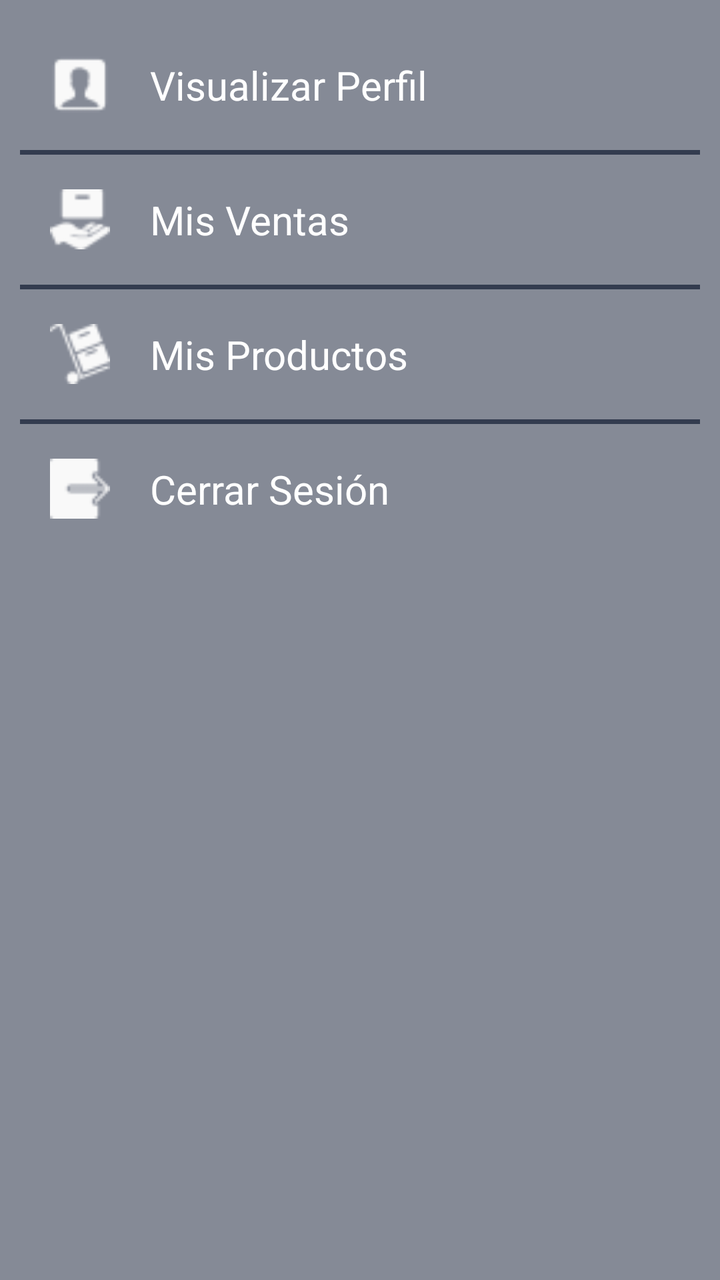
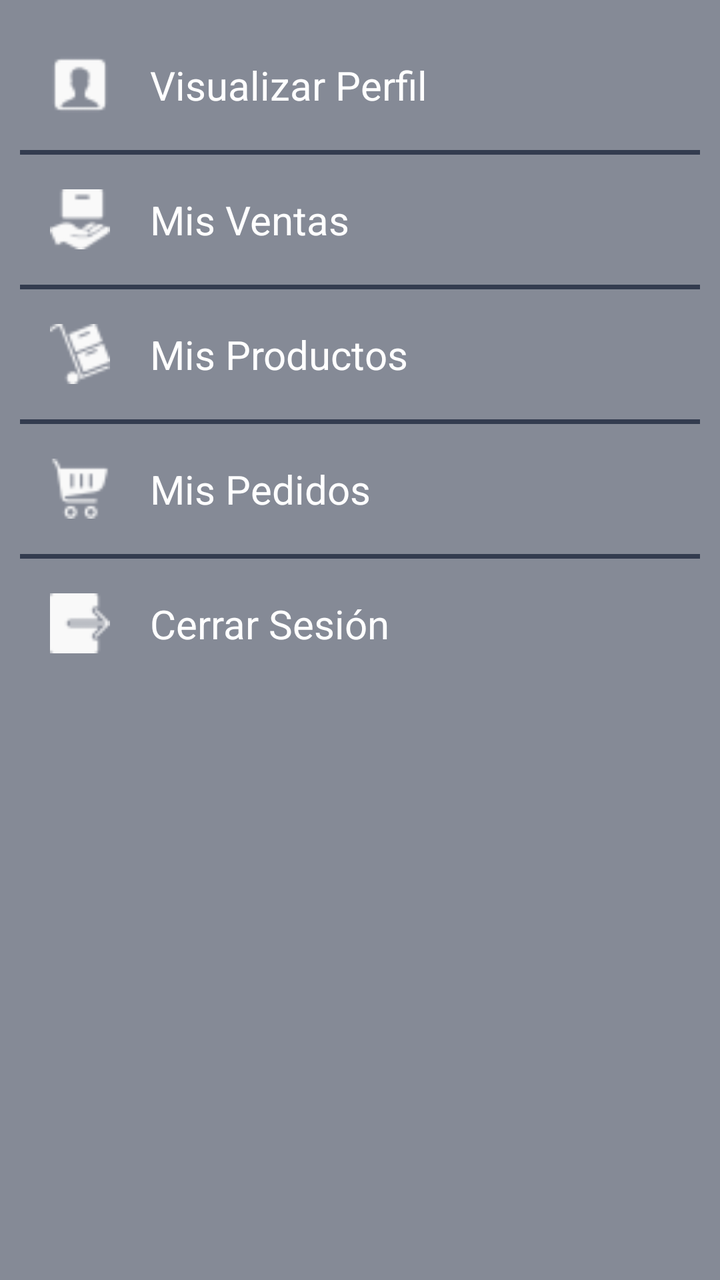

Before-and-after screenshots of an Android layout around one commit, followed by the original layout XML and the change that was made.
<!-- AndroidManifest.xml: application theme Theme.UNIverse -->
<!-- res/layout/layout_mainpop.xml -->
<?xml version="1.0" encoding="utf-8"?>
<LinearLayout xmlns:android="http://schemas.android.com/apk/res/android"
    android:layout_width="wrap_content"
    android:layout_height="wrap_content"
    android:orientation="vertical"
    android:background="#98333C4F"

    android:padding="10dp"
    android:animateLayoutChanges="true">

    <LinearLayout
        android:id="@+id/menu_item_1"
        android:layout_width="280dp"
        android:layout_height="55dp"
        android:gravity="center_vertical"
        android:clickable="true"
        android:focusable="true"
        android:layout_margin="5dp"
        android:paddingStart="10dp"
        android:paddingEnd="10dp"
        android:onClick="onMenuItemClick">

        <ImageView
            android:layout_width="30dp"
            android:layout_height="30dp"
            android:src="@drawable/ic_show_perfil"
            android:contentDescription="imagen"/>

        <TextView
            android:layout_width="wrap_content"
            android:layout_height="wrap_content"
            android:text="Visualizar Perfil"
            android:textColor="@color/white"
            android:textSize="20sp"
            android:layout_marginStart="20dp"/>

    </LinearLayout>

    <View
        android:layout_width="match_parent"
        android:layout_height="2.2dp"
        android:background="#333C4F"/>

    <LinearLayout
        android:id="@+id/menu_item_3"
        android:layout_width="280dp"
        android:layout_height="55dp"
        android:gravity="center_vertical"
        android:clickable="true"
        android:focusable="true"
        android:layout_margin="5dp"
        android:paddingStart="10dp"
        android:paddingEnd="10dp"
        android:onClick="onMenuItemClick">

        <ImageView
            android:layout_width="30dp"
            android:layout_height="30dp"
            android:src="@drawable/ic_order"
            android:contentDescription="icon3"/>

        <TextView
            android:layout_width="wrap_content"
            android:layout_height="wrap_content"
            android:text="Mis Ventas"
            android:textColor="@color/white"
            android:textSize="20sp"
            android:layout_marginStart="20dp"/>

    </LinearLayout>

    <View
        android:layout_width="match_parent"
        android:layout_height="2.2dp"
        android:background="#333C4F"/>

    <LinearLayout
        android:id="@+id/menu_item_4"
        android:layout_width="280dp"
        android:layout_height="55dp"
        android:gravity="center_vertical"
        android:clickable="true"
        android:focusable="true"
        android:layout_margin="5dp"
        android:paddingStart="10dp"
        android:paddingEnd="10dp"
        android:onClick="onMenuItemClick">

        <ImageView
            android:layout_width="30dp"
            android:layout_height="30dp"
            android:src="@drawable/ic_stock"
            android:contentDescription="icon4"/>

        <TextView
            android:layout_width="wrap_content"
            android:layout_height="wrap_content"
            android:text="Mis Productos"
            android:textColor="@color/white"
            android:textSize="20sp"
            android:layout_marginStart="20dp"/>

    </LinearLayout>

    <View
        android:layout_width="match_parent"
        android:layout_height="2.2dp"
        android:background="#333C4F"/>

    <LinearLayout
        android:id="@+id/menu_item_2"
        android:layout_width="280dp"
        android:layout_height="55dp"
        android:gravity="center_vertical"
        android:clickable="true"
        android:focusable="true"
        android:layout_margin="5dp"
        android:paddingStart="10dp"
        android:paddingEnd="10dp"
        android:onClick="onMenuItemClick">

        <ImageView
            android:layout_width="30dp"
            android:layout_height="30dp"
            android:src="@drawable/ic_logout"
            android:contentDescription="icon2"/>

        <TextView
            android:layout_width="wrap_content"
            android:layout_height="wrap_content"
            android:text="Cerrar Sesión"
            android:textColor="@color/white"
            android:textSize="20sp"
            android:layout_marginStart="20dp"/>

    </LinearLayout>




    </LinearLayout>
<!-- resources referenced by this layout -->
<resources>
  <color name="white">#FFFFFFFF</color>
  <!-- drawable ic_logout: png bitmap (drawable, 305 bytes) -->
  <!-- drawable ic_order: png bitmap (drawable, 513 bytes) -->
  <!-- drawable ic_show_perfil: png bitmap (drawable, 408 bytes) -->
  <!-- drawable ic_stock: png bitmap (drawable, 701 bytes) -->
  <style name="Theme.UNIverse" parent="Theme.MaterialComponents.DayNight.NoActionBar">
          
          <item name="colorPrimary">@color/cyan</item>
          <item name="colorPrimaryVariant">@color/purple_700</item>
          <item name="colorOnPrimary">@color/white</item>
          
          <item name="colorSecondary">@color/teal_200</item>
          <item name="colorSecondaryVariant">@color/teal_700</item>
          <item name="colorOnSecondary">@color/black</item>
          
          <item name="android:statusBarColor">?attr/colorPrimaryVariant</item>
          
          <item name="colorButtonNormal">@color/cyan</item>
      </style>
  <color name="cyan">#049B90</color>
  <color name="purple_700">#FF3700B3</color>
  <color name="teal_200">#FF03DAC5</color>
  <color name="teal_700">#FF018786</color>
  <color name="black">#FF000000</color>
</resources>

<!-- the commit's change to res/layout/layout_mainpop.xml (unified diff, before → after) -->
@@ -101,6 +101,38 @@
             android:layout_marginStart="20dp"/>
 
     </LinearLayout>
+    <View
+        android:layout_width="match_parent"
+        android:layout_height="2.2dp"
+        android:background="#333C4F"/>
+
+    <LinearLayout
+        android:id="@+id/menu_item_5"
+        android:layout_width="280dp"
+        android:layout_height="55dp"
+        android:gravity="center_vertical"
+        android:clickable="true"
+        android:focusable="true"
+        android:layout_margin="5dp"
+        android:paddingStart="10dp"
+        android:paddingEnd="10dp"
+        android:onClick="onMenuItemClick">
+
+        <ImageView
+            android:layout_width="30dp"
+            android:layout_height="30dp"
+            android:src="@drawable/ic_pedidos"
+            android:contentDescription="pedidos"/>
+
+        <TextView
+            android:layout_width="wrap_content"
+            android:layout_height="wrap_content"
+            android:text="Mis Pedidos"
+            android:textColor="@color/white"
+            android:textSize="20sp"
+            android:layout_marginStart="20dp"/>
+
+    </LinearLayout>
 
     <View
         android:layout_width="match_parent"
<!-- resource entries referenced after the edit -->
@@ -3,6 +3,7 @@
   <color name="white">#FFFFFFFF</color>
   <!-- drawable ic_logout: png bitmap (drawable, 305 bytes) -->
   <!-- drawable ic_order: png bitmap (drawable, 513 bytes) -->
+  <!-- drawable ic_pedidos: png bitmap (drawable, 548 bytes) -->
   <!-- drawable ic_show_perfil: png bitmap (drawable, 408 bytes) -->
   <!-- drawable ic_stock: png bitmap (drawable, 701 bytes) -->
   <style name="Theme.UNIverse" parent="Theme.MaterialComponents.DayNight.NoActionBar">
